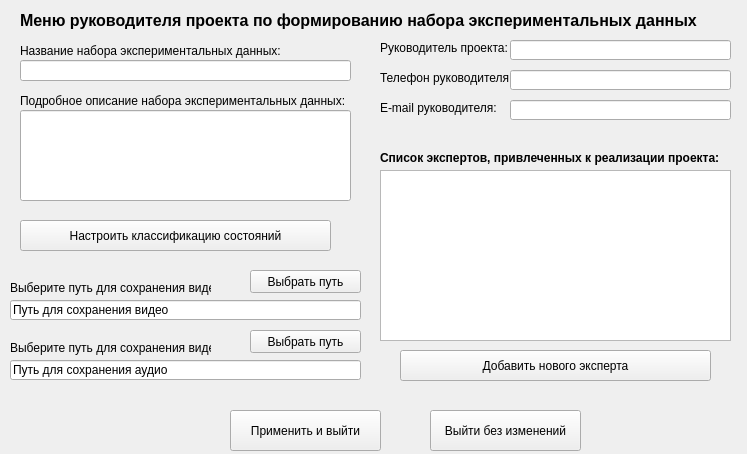
The window that Menu_leader.ui (arbuzov751/Gui_for_diplom) describes before a commit, drawn with Qt 5.
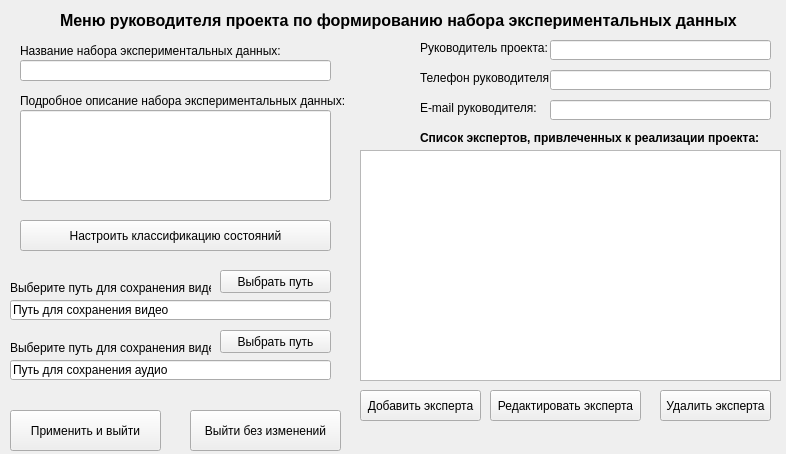
The same window after the commit.

What changed in the file:
```diff
--- a/Menu_leader.ui
+++ b/Menu_leader.ui
@@ -6,7 +6,7 @@
    <rect>
     <x>0</x>
     <y>0</y>
-    <width>747</width>
+    <width>786</width>
     <height>454</height>
    </rect>
   </property>
@@ -32,7 +32,7 @@
      <rect>
       <x>20</x>
       <y>60</y>
-      <width>331</width>
+      <width>311</width>
       <height>21</height>
      </rect>
     </property>
@@ -42,7 +42,7 @@
      <rect>
       <x>10</x>
       <y>300</y>
-      <width>351</width>
+      <width>321</width>
       <height>20</height>
      </rect>
     </property>
@@ -66,7 +66,7 @@
    <widget class="QPushButton" name="pushButton_path_to_save_video">
     <property name="geometry">
      <rect>
-      <x>250</x>
+      <x>220</x>
       <y>270</y>
       <width>111</width>
       <height>23</height>
@@ -94,7 +94,7 @@
      <rect>
       <x>10</x>
       <y>360</y>
-      <width>351</width>
+      <width>321</width>
       <height>20</height>
      </rect>
     </property>
@@ -105,7 +105,7 @@
    <widget class="QPushButton" name="pushButton_path_to_save_audio">
     <property name="geometry">
      <rect>
-      <x>250</x>
+      <x>220</x>
       <y>330</y>
       <width>111</width>
       <height>23</height>
@@ -131,7 +131,7 @@
    <widget class="QPushButton" name="pushButton_save">
     <property name="geometry">
      <rect>
-      <x>230</x>
+      <x>10</x>
       <y>410</y>
       <width>151</width>
       <height>41</height>
@@ -144,7 +144,7 @@
    <widget class="QPushButton" name="pushButton_exit">
     <property name="geometry">
      <rect>
-      <x>430</x>
+      <x>190</x>
       <y>410</y>
       <width>151</width>
       <height>41</height>
@@ -157,20 +157,20 @@
    <widget class="QPushButton" name="pushButton_add_expert">
     <property name="geometry">
      <rect>
-      <x>400</x>
-      <y>350</y>
-      <width>311</width>
+      <x>360</x>
+      <y>390</y>
+      <width>121</width>
       <height>31</height>
      </rect>
     </property>
     <property name="text">
-     <string>Добавить нового эксперта</string>
+     <string>Добавить эксперта</string>
     </property>
    </widget>
    <widget class="QLabel" name="label_name_leader">
     <property name="geometry">
      <rect>
-      <x>380</x>
+      <x>420</x>
       <y>40</y>
       <width>131</width>
       <height>16</height>
@@ -183,7 +183,7 @@
    <widget class="QLineEdit" name="lineEdit_name_leader">
     <property name="geometry">
      <rect>
-      <x>510</x>
+      <x>550</x>
       <y>40</y>
       <width>221</width>
       <height>20</height>
@@ -193,8 +193,8 @@
    <widget class="QLabel" name="label_name_leader_2">
     <property name="geometry">
      <rect>
-      <x>380</x>
-      <y>150</y>
+      <x>420</x>
+      <y>130</y>
       <width>341</width>
       <height>16</height>
      </rect>
@@ -212,7 +212,7 @@
    <widget class="QLabel" name="label_ts_2">
     <property name="geometry">
      <rect>
-      <x>20</x>
+      <x>60</x>
       <y>10</y>
       <width>711</width>
       <height>21</height>
@@ -233,7 +233,7 @@
    <widget class="QLabel" name="label_name_leader_3">
     <property name="geometry">
      <rect>
-      <x>380</x>
+      <x>420</x>
       <y>70</y>
       <width>131</width>
       <height>16</height>
@@ -246,7 +246,7 @@
    <widget class="QLineEdit" name="lineEdit_name_leader_2">
     <property name="geometry">
      <rect>
-      <x>510</x>
+      <x>550</x>
       <y>70</y>
       <width>221</width>
       <height>20</height>
@@ -256,7 +256,7 @@
    <widget class="QLabel" name="label_name_leader_4">
     <property name="geometry">
      <rect>
-      <x>380</x>
+      <x>420</x>
       <y>100</y>
       <width>131</width>
       <height>16</height>
@@ -269,7 +269,7 @@
    <widget class="QLineEdit" name="lineEdit_name_leader_3">
     <property name="geometry">
      <rect>
-      <x>510</x>
+      <x>550</x>
       <y>100</y>
       <width>221</width>
       <height>20</height>
@@ -294,7 +294,7 @@
      <rect>
       <x>20</x>
       <y>110</y>
-      <width>331</width>
+      <width>311</width>
       <height>91</height>
      </rect>
     </property>
@@ -302,13 +302,39 @@
    <widget class="QTableView" name="tableView">
     <property name="geometry">
      <rect>
-      <x>380</x>
-      <y>170</y>
-      <width>351</width>
-      <height>171</height>
+      <x>360</x>
+      <y>150</y>
+      <width>421</width>
+      <height>231</height>
      </rect>
     </property>
    </widget>
+   <widget class="QPushButton" name="pushButton_add_expert_2">
+    <property name="geometry">
+     <rect>
+      <x>490</x>
+      <y>390</y>
+      <width>151</width>
+      <height>31</height>
+     </rect>
+    </property>
+    <property name="text">
+     <string>Редактировать эксперта</string>
+    </property>
+   </widget>
+   <widget class="QPushButton" name="pushButton_add_expert_3">
+    <property name="geometry">
+     <rect>
+      <x>660</x>
+      <y>390</y>
+      <width>111</width>
+      <height>31</height>
+     </rect>
+    </property>
+    <property name="text">
+     <string>Удалить эксперта</string>
+    </property>
+   </widget>
   </widget>
  </widget>
  <resources/>
```
